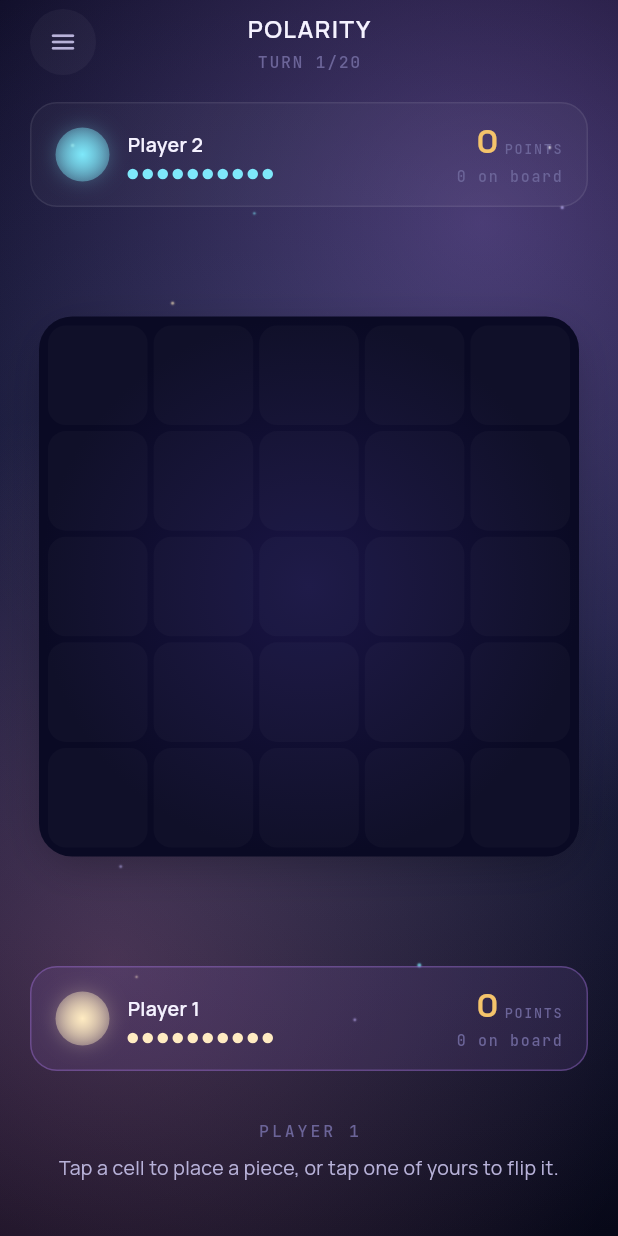
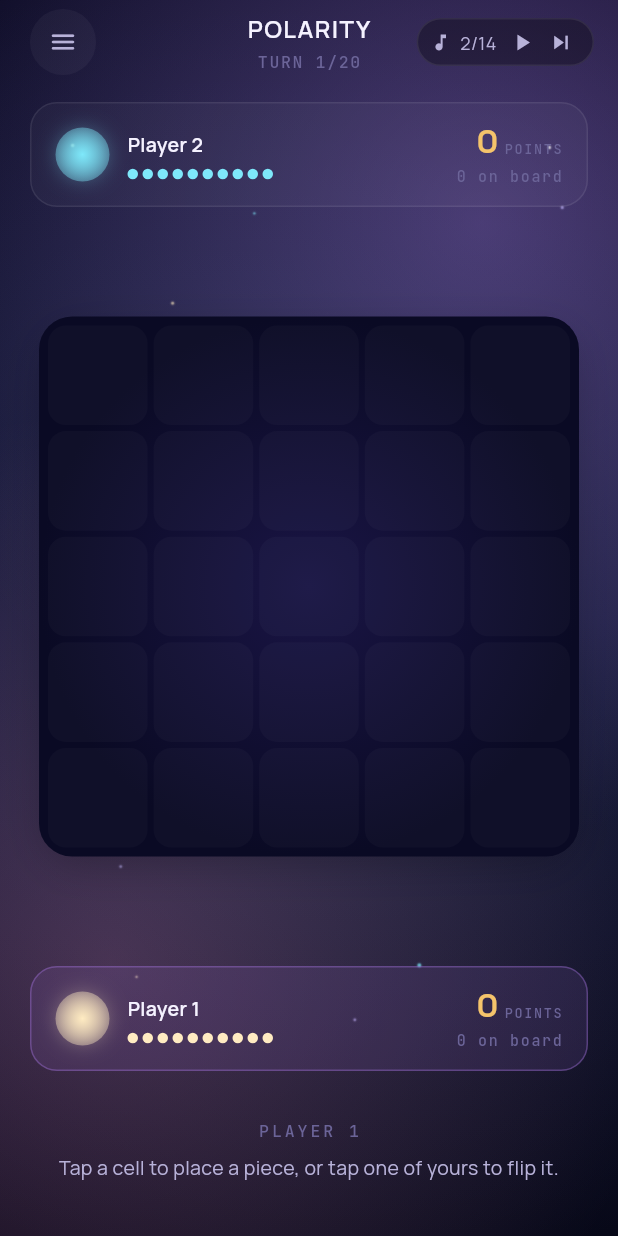
Before and after one commit to dinizkaio/polarity, a Flutter app: the LocalSetupScreen screen opened directly, after a tap on "Start", on a phone screen of 412 x 824 dp. Run offline on Flutter 3.47's test engine with Material 3 defaults, Android fonts, the phone set to English and light mode, and no system bars; our stand-ins replace audioplayers, google_fonts, google_mobile_ads, hive, hive_flutter, in_app_purchase; accounts and stored records are empty.

Commit message:
Música: fix auto-advance + widget de controle no canto superior direito
Bug: a primeira faixa tocava e o player parava — onPlayerComplete não
dispara de forma confiável no web (HTMLMediaElement.ended). Fix:

- Troca pra onPlayerStateChanged, detecta PlayerState.completed
- _autoAdvanceArmed evita falsos disparos em transições normais
- stop() antes de cada play() pra reset limpo entre faixas

Widget novo (top-right): pill com faixa atual (5/14), botão play/pause e
botão skip. MusicService virou ChangeNotifier pro widget reagir. Esconde
quando som está off ou antes do primeiro play (autoplay block).

```diff
--- a/lib/main.dart
+++ b/lib/main.dart
@@ -59,7 +59,7 @@ Future<void> main() async {
         ChangeNotifierProvider<PurchasesService>.value(value: purchases),
         Provider<AdsService>.value(value: ads),
         Provider<SoundService>.value(value: sound),
-        Provider<MusicService>.value(value: music),
+        ChangeNotifierProvider<MusicService>.value(value: music),
       ],
       child: const PolaridadeApp(),
     ),
--- a/lib/screens/game_screen.dart
+++ b/lib/screens/game_screen.dart
@@ -17,6 +17,7 @@ import '../widgets/board_widget.dart';
 import '../widgets/cosmic_backdrop.dart';
 import '../widgets/end_game_modal.dart';
 import '../widgets/game_header.dart';
+import '../widgets/music_indicator.dart';
 import '../widgets/player_tray.dart';
 
 class GameScreen extends StatelessWidget {
@@ -180,6 +181,11 @@ class _GameScreenBodyState extends State<_GameScreenBody> {
                     const ActionBar(),
                   ],
                 ),
+                const Positioned(
+                  top: 12,
+                  right: 16,
+                  child: MusicIndicator(),
+                ),
                 if (_paused)
                   PauseModal(
                     onResume: () => setState(() => _paused = false),
--- /dev/null
+++ b/lib/widgets/music_indicator.dart
@@ -0,0 +1,93 @@
+import 'package:flutter/material.dart';
+import 'package:provider/provider.dart';
+
+import '../providers/settings_provider.dart';
+import '../services/music_service.dart';
+import '../theme/app_colors.dart';
+
+/// Pill compacta no canto superior direito da tela de jogo. Mostra a faixa
+/// atual (`5/14`) e botões pra pausar/retomar e pular pra próxima.
+/// Esconde quando o toggle de som está desligado ou enquanto a primeira
+/// faixa ainda não começou (autoplay bloqueado).
+class MusicIndicator extends StatelessWidget {
+  const MusicIndicator({super.key});
+
+  @override
+  Widget build(BuildContext context) {
+    final settings = context.watch<SettingsProvider>();
+    final music = context.watch<MusicService>();
+
+    if (!settings.sound) return const SizedBox.shrink();
+    final trackNum = music.currentTrackNumber;
+    if (trackNum == null) return const SizedBox.shrink();
+
+    return Material(
+      color: Colors.transparent,
+      child: Container(
+        height: 32,
+        padding: const EdgeInsets.symmetric(horizontal: 8),
+        decoration: BoxDecoration(
+          color: Colors.black.withOpacity(0.32),
+          borderRadius: BorderRadius.circular(16),
+          border: Border.all(color: Colors.white.withOpacity(0.08)),
+        ),
+        child: Row(
+          mainAxisSize: MainAxisSize.min,
+          children: [
+            Icon(
+              music.isPlaying ? Icons.graphic_eq : Icons.music_note,
+              size: 14,
+              color: AppColors.ink2,
+            ),
+            const SizedBox(width: 6),
+            Text(
+              '$trackNum/${music.totalTracks}',
+              style: const TextStyle(
+                color: AppColors.ink2,
+                fontSize: 12,
+              ),
+            ),
+            const SizedBox(width: 4),
+            _MiniButton(
+              icon: music.isPlaying ? Icons.pause : Icons.play_arrow,
+              tooltip: music.isPlaying ? 'Pausar música' : 'Tocar música',
+              onTap: music.togglePlayPause,
+            ),
+            _MiniButton(
+              icon: Icons.skip_next,
+              tooltip: 'Próxima faixa',
+              onTap: music.skipToNext,
+            ),
+          ],
+        ),
+      ),
+    );
+  }
+}
+
+class _MiniButton extends StatelessWidget {
+  final IconData icon;
+  final String tooltip;
+  final Future<void> Function() onTap;
+
+  const _MiniButton({
+    required this.icon,
+    required this.tooltip,
+    required this.onTap,
+  });
+
+  @override
+  Widget build(BuildContext context) {
+    return Tooltip(
+      message: tooltip,
+      child: InkResponse(
+        radius: 14,
+        onTap: () => onTap(),
+        child: Padding(
+          padding: const EdgeInsets.symmetric(horizontal: 4, vertical: 2),
+          child: Icon(icon, size: 18, color: AppColors.ink2),
+        ),
+      ),
+    );
+  }
+}
```
Also changed, not shown: lib/services/music_service.dart (+81 -11 lines).
